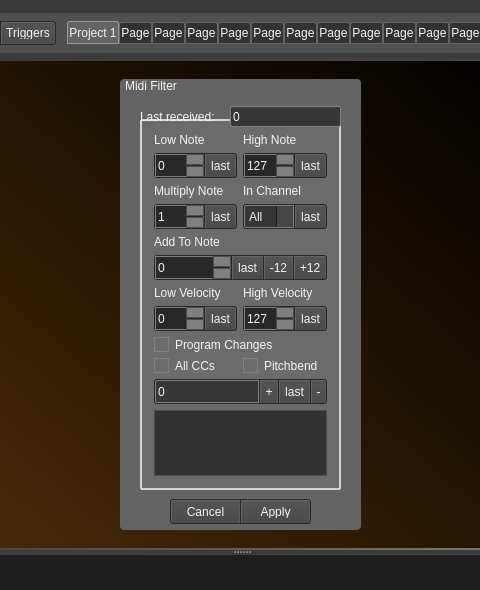
First picture: the form in src/mainwindow.ui, repository noedigcode/konfyt, before the edit; both pictures show x 368 to 848 and y 0 to 590 of the 1148 by 716 pixel window.
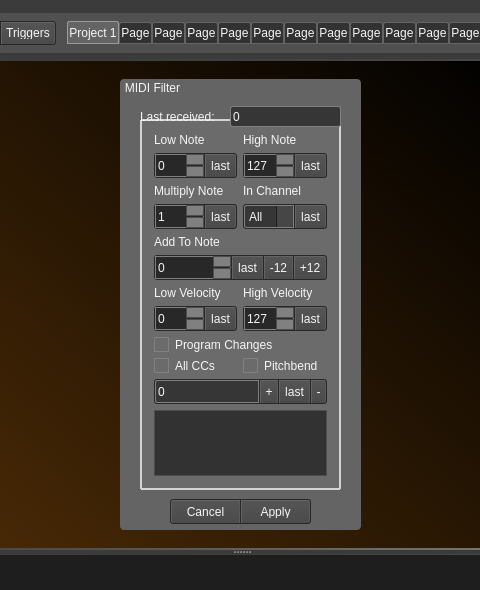
Second picture: the form after the edit. The open tabs and pages were chosen to show the change. Icons and pictures are not drawn.

Commit message: - Minor text and layout changes throughout application;

```diff
--- a/src/mainwindow.ui
+++ b/src/mainwindow.ui
@@ -74,8 +74,10 @@
 	subcontrol-position: top left;
 	subcontrol-origin: margin;
 	padding: 0 3px;
+	padding-top: 2px;
 }
 
+
 /* Header of tree widghets */
 QHeaderView::section {
     background-color: rgb(38, 38, 38);
@@ -3389,7 +3391,7 @@
 }</string>
                </property>
                <property name="title">
-                <string>Midi Filter</string>
+                <string>MIDI Filter</string>
                </property>
                <widget class="QGroupBox" name="groupBox_21">
                 <property name="geometry">
```
Left out of the diff: 12 changed lines with no effect on the pictures. The commit also changes 2 other files.
